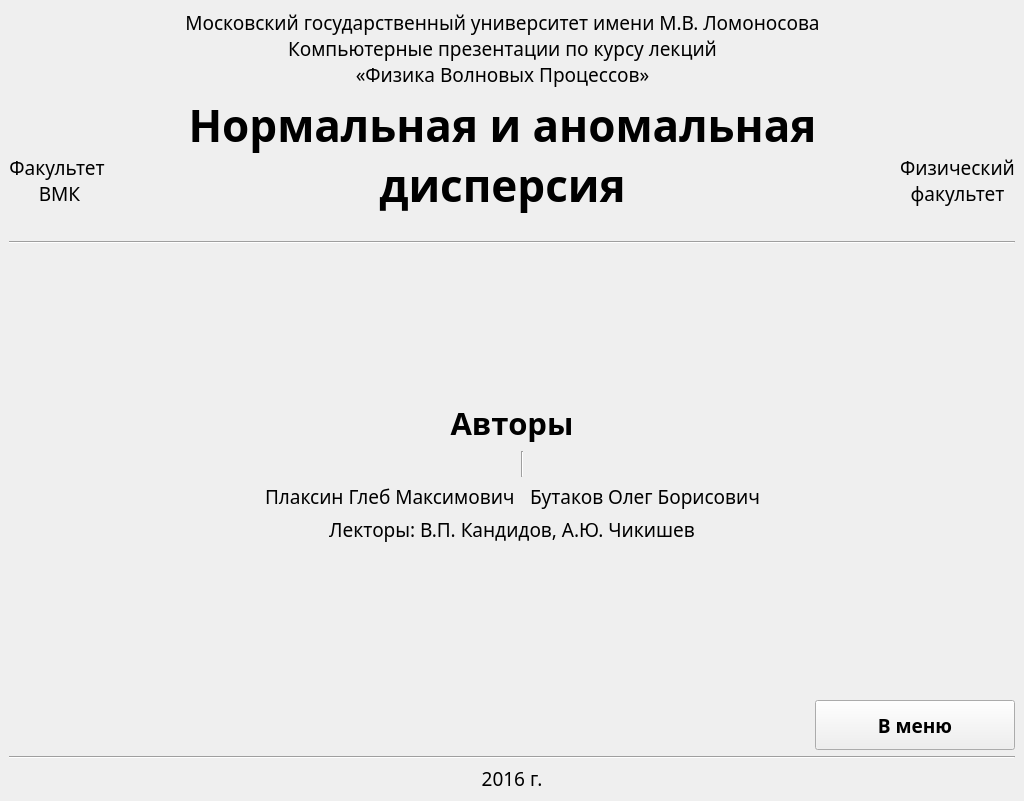
Above: src/forms/AuthorsWindow.ui from Jhuighuy/Anomalous-dispersion before the change. Below: the same form after it.
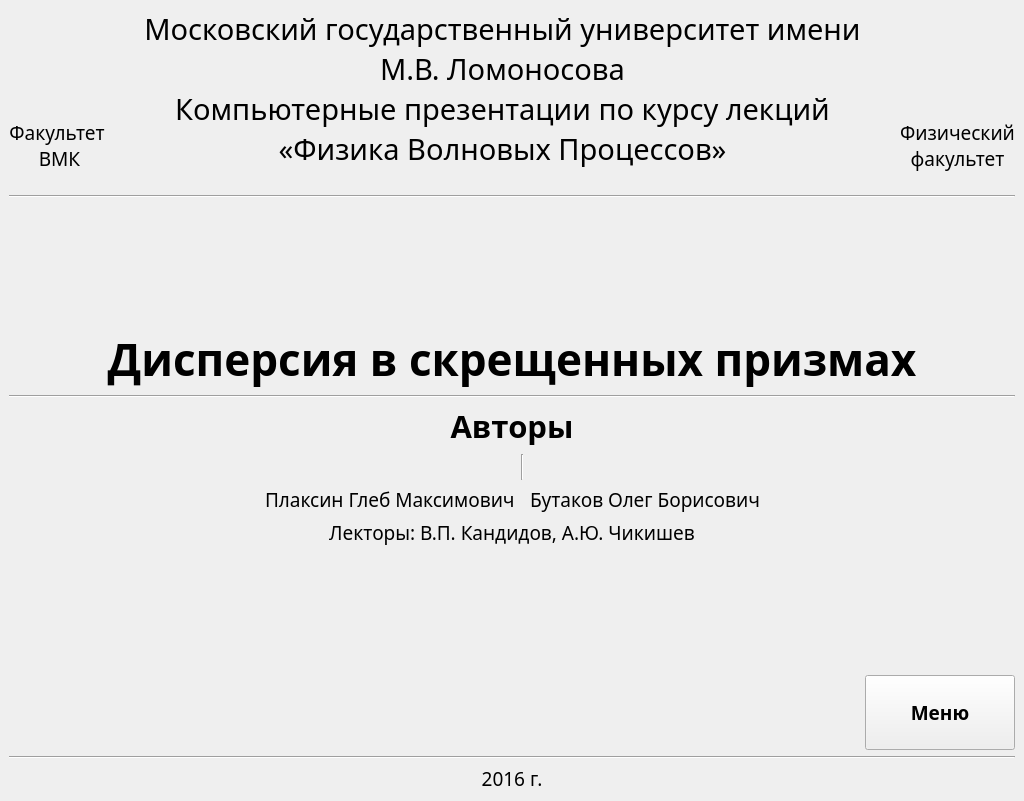
That is the form after the change. Icons and pictures are not drawn.

```diff
--- a/src/forms/AuthorsWindow.ui
+++ b/src/forms/AuthorsWindow.ui
@@ -86,6 +86,11 @@
             <verstretch>0</verstretch>
            </sizepolicy>
           </property>
+          <property name="font">
+           <font>
+            <pointsize>22</pointsize>
+           </font>
+          </property>
           <property name="text">
            <string>Московский государственный университет имени М.В. Ломоносова
 Компьютерные презентации по курсу лекций
@@ -99,32 +104,6 @@
           </property>
          </widget>
         </item>
-        <item>
-         <widget class="QLabel" name="labelHeaderPresentation">
-          <property name="sizePolicy">
-           <sizepolicy hsizetype="Preferred" vsizetype="Preferred">
-            <horstretch>0</horstretch>
-            <verstretch>0</verstretch>
-           </sizepolicy>
-          </property>
-          <property name="font">
-           <font>
-            <pointsize>33</pointsize>
-            <weight>75</weight>
-            <bold>true</bold>
-           </font>
-          </property>
-          <property name="text">
-           <string>Нормальная и аномальная дисперсия</string>
-          </property>
-          <property name="alignment">
-           <set>Qt::AlignCenter</set>
-          </property>
-          <property name="wordWrap">
-           <bool>true</bool>
-          </property>
-         </widget>
-        </item>
         <item>
          <spacer name="labelHeaderSpacer">
           <property name="orientation">
@@ -207,6 +186,39 @@
     </item>
     <item>
      <layout class="QVBoxLayout" name="layoutAuthors">
+      <item>
+       <widget class="QLabel" name="labelHeaderPresentation">
+        <property name="sizePolicy">
+         <sizepolicy hsizetype="Preferred" vsizetype="Preferred">
+          <horstretch>0</horstretch>
+          <verstretch>0</verstretch>
+         </sizepolicy>
+        </property>
+        <property name="font">
+         <font>
+          <pointsize>33</pointsize>
+          <weight>75</weight>
+          <bold>true</bold>
+         </font>
+        </property>
+        <property name="text">
+         <string>Дисперсия в скрещенных призмах</string>
+        </property>
+        <property name="alignment">
+         <set>Qt::AlignCenter</set>
+        </property>
+        <property name="wordWrap">
+         <bool>true</bool>
+        </property>
+       </widget>
+      </item>
+      <item>
+       <widget class="Line" name="line">
+        <property name="orientation">
+         <enum>Qt::Horizontal</enum>
+        </property>
+       </widget>
+      </item>
       <item>
        <widget class="QLabel" name="labelAuthors">
         <property name="font">
@@ -348,8 +360,8 @@
         </property>
         <property name="minimumSize">
          <size>
-          <width>200</width>
-          <height>50</height>
+          <width>150</width>
+          <height>75</height>
          </size>
         </property>
         <property name="font">
@@ -359,7 +371,7 @@
          </font>
         </property>
         <property name="text">
-         <string>В меню</string>
+         <string>Меню</string>
         </property>
        </widget>
       </item>
```
Left out of the diff: 2 changed lines with no effect on the pictures.
